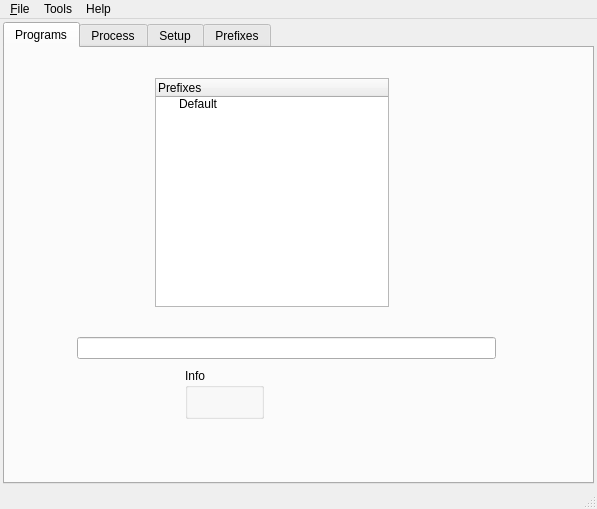
Old version of the form src/q4wine-gui/uis/MainWindow.ui in the repository brezerk/q4wine.
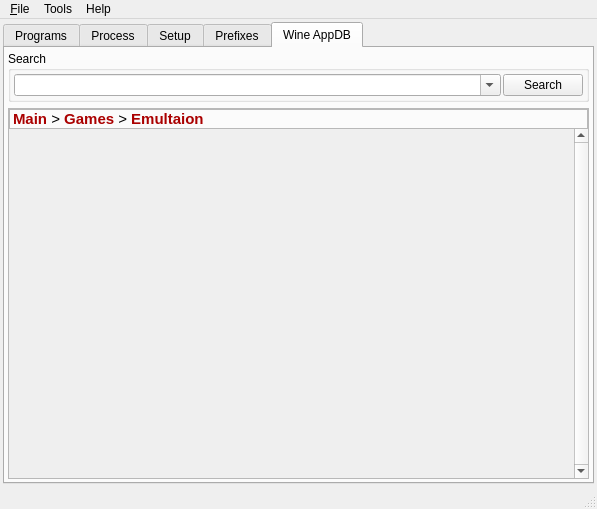
New version of the form. The open tabs and pages were chosen to show the change. Icons and pictures are not drawn.

Patch:
```diff
--- a/src/q4wine-gui/uis/MainWindow.ui
+++ b/src/q4wine-gui/uis/MainWindow.ui
@@ -441,6 +441,115 @@
         </item>
        </layout>
       </widget>
+      <widget class="QWidget" name="tab_7">
+       <attribute name="title">
+        <string>Wine AppDB</string>
+       </attribute>
+       <layout class="QVBoxLayout" name="verticalLayout_2">
+        <property name="spacing">
+         <number>-1</number>
+        </property>
+        <item>
+         <widget class="QGroupBox" name="groupBox">
+          <property name="title">
+           <string>Search</string>
+          </property>
+          <layout class="QHBoxLayout" name="horizontalLayout_3">
+           <item>
+            <widget class="QComboBox" name="comboBox">
+             <property name="sizePolicy">
+              <sizepolicy hsizetype="Expanding" vsizetype="Fixed">
+               <horstretch>0</horstretch>
+               <verstretch>0</verstretch>
+              </sizepolicy>
+             </property>
+             <property name="editable">
+              <bool>true</bool>
+             </property>
+            </widget>
+           </item>
+           <item>
+            <widget class="QPushButton" name="pushButton">
+             <property name="sizePolicy">
+              <sizepolicy hsizetype="Maximum" vsizetype="Fixed">
+               <horstretch>0</horstretch>
+               <verstretch>0</verstretch>
+              </sizepolicy>
+             </property>
+             <property name="text">
+              <string>Search</string>
+             </property>
+            </widget>
+           </item>
+          </layout>
+         </widget>
+        </item>
+        <item>
+         <widget class="QFrame" name="frame">
+          <property name="frameShape">
+           <enum>QFrame::StyledPanel</enum>
+          </property>
+          <property name="frameShadow">
+           <enum>QFrame::Raised</enum>
+          </property>
+          <layout class="QGridLayout" name="gridLayout_3">
+           <property name="margin">
+            <number>0</number>
+           </property>
+           <property name="spacing">
+            <number>0</number>
+           </property>
+           <item row="1" column="0">
+            <widget class="QScrollArea" name="appdbScrollArea">
+             <property name="autoFillBackground">
+              <bool>true</bool>
+             </property>
+             <property name="frameShape">
+              <enum>QFrame::NoFrame</enum>
+             </property>
+             <property name="lineWidth">
+              <number>1</number>
+             </property>
+             <property name="verticalScrollBarPolicy">
+              <enum>Qt::ScrollBarAlwaysOn</enum>
+             </property>
+             <property name="horizontalScrollBarPolicy">
+              <enum>Qt::ScrollBarAlwaysOff</enum>
+             </property>
+             <property name="widgetResizable">
+              <bool>true</bool>
+             </property>
+             <widget class="QWidget" name="scrollAreaWidgetContents">
+              <property name="geometry">
+               <rect>
+                <x>0</x>
+                <y>0</y>
+                <width>550</width>
+                <height>318</height>
+               </rect>
+              </property>
+             </widget>
+            </widget>
+           </item>
+           <item row="0" column="0">
+            <widget class="QLabel" name="label_4">
+             <property name="frameShape">
+              <enum>QFrame::StyledPanel</enum>
+             </property>
+             <property name="text">
+              <string>&lt;!DOCTYPE HTML PUBLIC &quot;-//W3C//DTD HTML 4.0//EN&quot; &quot;http://www.w3.org/TR/REC-html40/strict.dtd&quot;&gt;
+&lt;html&gt;&lt;head&gt;&lt;meta name=&quot;qrichtext&quot; content=&quot;1&quot; /&gt;&lt;style type=&quot;text/css&quot;&gt;
+p, li { white-space: pre-wrap; }
+&lt;/style&gt;&lt;/head&gt;&lt;body style=&quot; font-family:'Verdana'; font-size:11pt; font-weight:400; font-style:normal;&quot;&gt;
+&lt;p style=&quot; margin-top:0px; margin-bottom:0px; margin-left:0px; margin-right:0px; -qt-block-indent:0; text-indent:0px;&quot;&gt;&lt;span style=&quot; font-weight:600; color:#aa0000;&quot;&gt;Main&lt;/span&gt; &amp;gt; &lt;span style=&quot; font-weight:600; color:#aa0000;&quot;&gt;Games&lt;/span&gt; &amp;gt; &lt;span style=&quot; font-weight:600; color:#aa0000;&quot;&gt;Emultaion&lt;/span&gt;&lt;/p&gt;&lt;/body&gt;&lt;/html&gt;</string>
+             </property>
+            </widget>
+           </item>
+          </layout>
+         </widget>
+        </item>
+       </layout>
+      </widget>
      </widget>
     </item>
    </layout>
```
